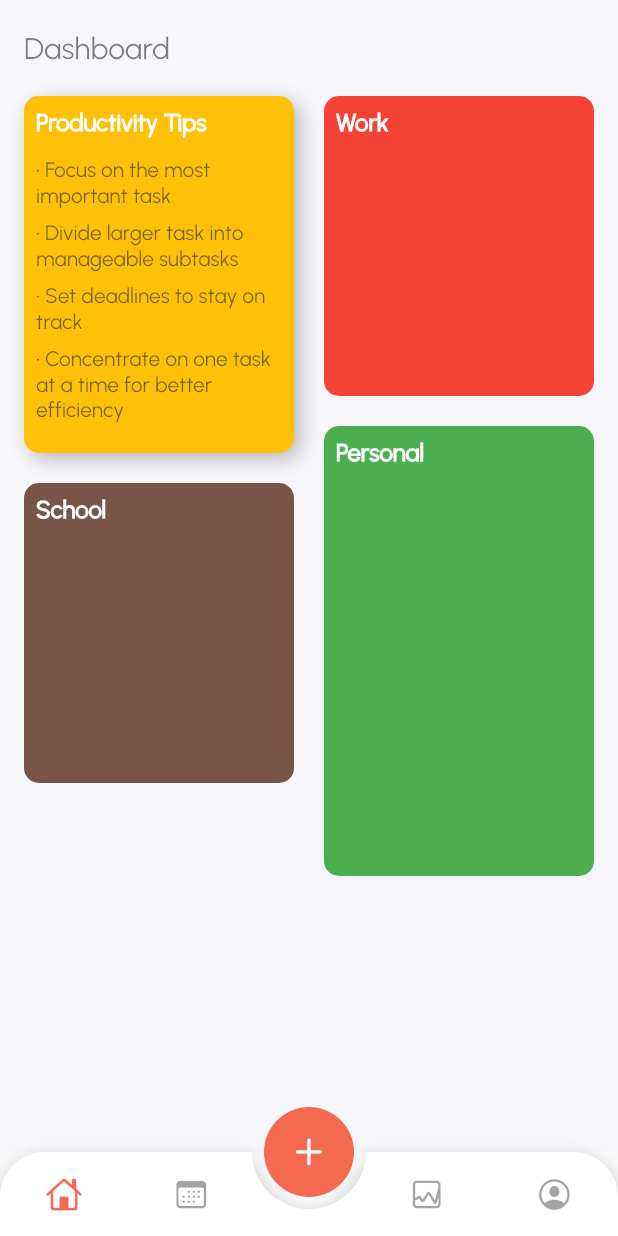
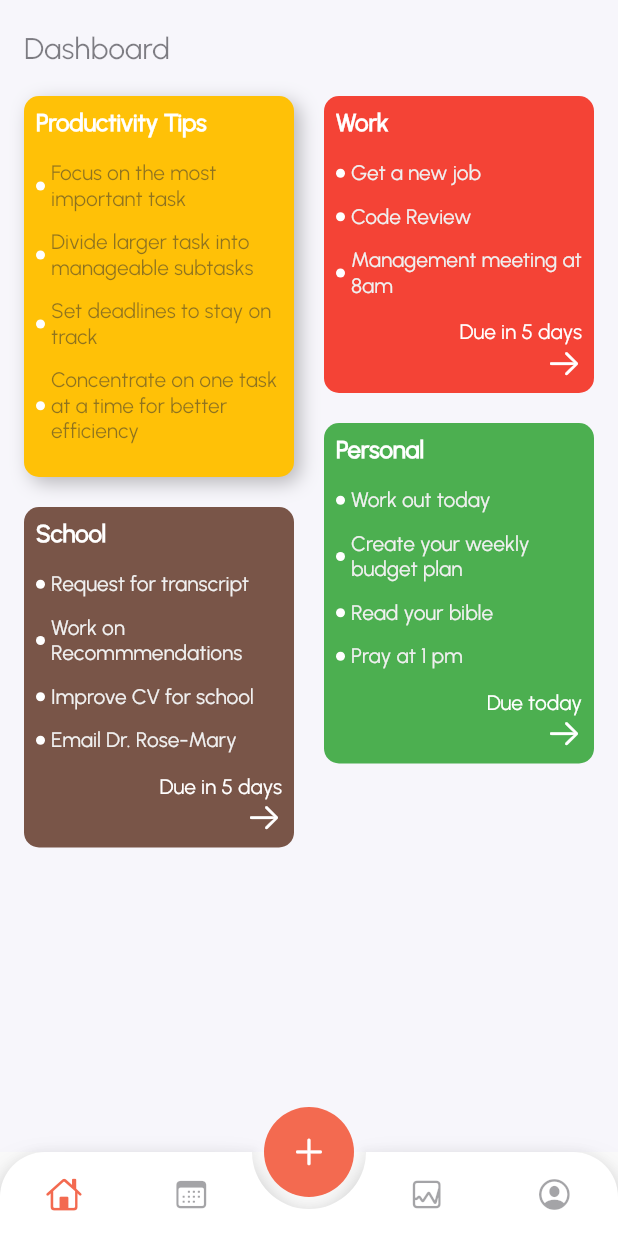
Before and after one commit to Foriwah/todo_application, a Flutter app: the screen it shows after launch, on a phone screen of 412 x 824 dp. Run offline on Flutter 3.47's test engine with Material 3 defaults, Android fonts, the phone set to English and light mode, and no system bars; drawn by our look-alikes of animated_bottom_navigation_bar.

Commit message:
Dashboard boards

```diff
--- a/lib/core/utils/constants.dart
+++ /dev/null
@@ -1,4 +0,0 @@
-
-class Constants {
-  static const String bullet = "\u2022";
-}
--- a/lib/core/utils/custom_colors.dart
+++ b/lib/core/utils/custom_colors.dart
@@ -13,12 +13,12 @@ LIGHT MODE COLOR CODES
 
 */
 
-static Color primaryColor = Color(0xFFF36A50);
-static Color background = Color(0xffF7F6FB);
+static Color primaryColor = const Color(0xFFF36A50);
+static Color background = const Color(0xffF7F6FB);
 static Color secondaryBackgroundLight = const Color(0xFFF5F5F5);
 static Color navyBlue = const Color(0XFF000080);
 static Color darkGray = const Color(0XFF333333);
-
+static Color lightgray = const Color(0XFFF0F0F0);
 
 
 
--- a/lib/core/utils/data_list.dart
+++ b/lib/core/utils/data_list.dart
@@ -1,79 +1,15 @@
+
 import 'package:flutter/material.dart';
-import 'package:my_todo_app/core/utils/custom_colors.dart';
+import 'package:my_todo_app/todo/presentation/pages/dashboard/widgets/personal_board.dart';
+import 'package:my_todo_app/todo/presentation/pages/dashboard/widgets/school_board.dart';
 import 'package:my_todo_app/todo/presentation/pages/dashboard/widgets/tips_container.dart';
-
+import 'package:my_todo_app/todo/presentation/pages/dashboard/widgets/work_board.dart';
 
 List<Widget> gridviwwidgets = [
   const TipsContainer(),
-  Container(
-    height: 200,
-    width: 100,
-    decoration: BoxDecoration(
-      color: Colors.red,
-      borderRadius: BorderRadius.circular(10),
-    ),
-    child: Padding(
-      padding: const EdgeInsets.all(8.0),
-      child: Column(
-        crossAxisAlignment: CrossAxisAlignment.start,
-        children: [
-          Text(
-              'Work',
-              style: TextStyle(
-                  color: CustomColors.genericWhite,
-                  fontSize: 16,
-                  fontWeight: FontWeight.bold),
-            ),
-        ],
-      ),
-    ),
-  ),
-  Container(
-    height: 300,
-    width: 100,
-    decoration: BoxDecoration(
-      color: Colors.green,
-      borderRadius: BorderRadius.circular(10),
-    ),
-    child: Padding(
-      padding: const EdgeInsets.all(8.0),
-      child: Column(
-        crossAxisAlignment: CrossAxisAlignment.start,
-        children: [
-          Text(
-              'Personal',
-              style: TextStyle(
-                  color: CustomColors.genericWhite,
-                  fontSize: 16,
-                  fontWeight: FontWeight.bold),
-            ),
-        ],
-      ),
-    ),
-  ),
-  Container(
-    height: 200,
-    width: 100,
-    decoration: BoxDecoration(
-      color: Colors.brown,
-      borderRadius: BorderRadius.circular(10),
-    ),
-    child: Padding(
-      padding: const EdgeInsets.all(8.0),
-      child: Column(
-        crossAxisAlignment: CrossAxisAlignment.start,
-        children: [
-          Text(
-              'School',
-              style: TextStyle(
-                  color: CustomColors.genericWhite,
-                  fontSize: 16,
-                  fontWeight: FontWeight.bold),
-            ),
-        ],
-      ),
-    ),
-  ),
+  const WorkBoard(),
+  const PersonalBoard(),
+  const SchoolBoard(),
   Container(
     height: 150,
     width: 100,
@@ -88,7 +24,9 @@ List<Widget> gridviwwidgets = [
 
 
 
-List tips =[
+
+
+List tips = [
   'Focus on the most important task',
   'Divide larger task into manageable subtasks',
   'Set deadlines to stay on track',
--- a/lib/todo/domain/repository/todo_repository.dart
+++ b/lib/todo/domain/repository/todo_repository.dart
@@ -3,10 +3,10 @@ import 'package:my_todo_app/todo/domain/models/todo_model.dart';
 
 abstract class TodoRepository{
 
-  // ADD TODO
+  // ADD TODOMODEL
 Future <TodoModel> addTodo(TodoModel todo);
 
-  // EDIT TODO
+  // EDIT TODOMODEL
 Future <TodoModel> editTodo(TodoModel todo);
   // DELETE
 Future <TodoModel> deleteTodo(TodoModel todo);
--- /dev/null
+++ b/lib/todo/presentation/pages/dashboard/widgets/personal_board.dart
@@ -0,0 +1,76 @@
+
+
+
+import 'package:flutter/cupertino.dart';
+import 'package:flutter/material.dart';
+import 'package:my_todo_app/core/utils/custom_colors.dart';
+import 'package:my_todo_app/todo/presentation/pages/dashboard/widgets/tips_text.dart';
+
+class PersonalBoard extends StatelessWidget {
+  const PersonalBoard({
+    super.key,
+  });
+
+  @override
+  Widget build(BuildContext context) {
+    return Container(
+
+      decoration: BoxDecoration(
+        color: Colors.green,
+        borderRadius: BorderRadius.circular(10),
+      ),
+      child: Padding(
+        padding: const EdgeInsets.all(8.0),
+        child: Column(
+          crossAxisAlignment: CrossAxisAlignment.start,
+          children: [
+            Text(
+              'Personal',
+              style: TextStyle(
+                  color: CustomColors.genericWhite,
+                  fontSize: 16,
+                  fontWeight: FontWeight.bold),
+            ),
+            const SizedBox(
+                height: 10,
+              ),
+              TipsTextWidget(
+                text: 'Work out today',
+                color: CustomColors.lightgray,
+              ),
+              TipsTextWidget(
+                text: 'Create your weekly budget plan',
+                color: CustomColors.lightgray,
+              ),
+              TipsTextWidget(
+                text: 'Read your bible',
+                color: CustomColors.lightgray,
+              ),
+              TipsTextWidget(
+                text: 'Pray at 1 pm',
+                color: CustomColors.lightgray,
+              ),
+              const SizedBox(
+                height: 8,
+              ),
+              Align(
+                  alignment: Alignment.bottomRight,
+                  child: Text(
+                    'Due today',
+                    style: TextStyle(
+                      color: CustomColors.genericWhite,
+                    ),
+                  )),
+              Align(
+                 alignment: Alignment.bottomRight,
+                child: Icon(
+                  CupertinoIcons.arrow_right,
+                  color: CustomColors.genericWhite,
+                ),
+              )
+          ],
+        ),
+      ),
+    );
+  }
+}
--- /dev/null
+++ b/lib/todo/presentation/pages/dashboard/widgets/school_board.dart
@@ -0,0 +1,75 @@
+
+
+import 'package:flutter/cupertino.dart';
+import 'package:flutter/material.dart';
+import 'package:my_todo_app/core/utils/custom_colors.dart';
+import 'package:my_todo_app/todo/presentation/pages/dashboard/widgets/tips_text.dart';
+
+class SchoolBoard extends StatelessWidget {
+  const SchoolBoard({
+    super.key,
+  });
+
+  @override
+  Widget build(BuildContext context) {
+    return Container(
+
+      decoration: BoxDecoration(
+        color: Colors.brown,
+        borderRadius: BorderRadius.circular(10),
+      ),
+      child: Padding(
+        padding: const EdgeInsets.all(8.0),
+        child: Column(
+          crossAxisAlignment: CrossAxisAlignment.start,
+          children: [
+            Text(
+              'School',
+              style: TextStyle(
+                  color: CustomColors.genericWhite,
+                  fontSize: 16,
+                  fontWeight: FontWeight.bold),
+            ),
+            const SizedBox(
+                height: 10,
+              ),
+              TipsTextWidget(
+                text: 'Request for transcript',
+                color: CustomColors.lightgray,
+              ),
+              TipsTextWidget(
+                text: 'Work on Recommmendations',
+                color: CustomColors.lightgray,
+              ),
+              TipsTextWidget(
+                text: 'Improve CV for school',
+                color: CustomColors.lightgray,
+              ),
+               TipsTextWidget(
+                text: 'Email Dr. Rose-Mary',
+                color: CustomColors.lightgray,
+              ),
+              const SizedBox(
+                height: 8,
+              ),
+              Align(
+                  alignment: Alignment.bottomRight,
+                  child: Text(
+                    'Due in 5 days',
+                    style: TextStyle(
+                      color: CustomColors.genericWhite,
+                    ),
+                  )),
+              Align(
+                 alignment: Alignment.bottomRight,
+                child: Icon(
+                  CupertinoIcons.arrow_right,
+                  color: CustomColors.genericWhite,
+                ),
+              )
+          ],
+        ),
+      ),
+    );
+  }
+}
--- a/lib/todo/presentation/pages/dashboard/widgets/tips_text.dart
+++ b/lib/todo/presentation/pages/dashboard/widgets/tips_text.dart
@@ -1,20 +1,34 @@
 import 'package:flutter/material.dart';
-import 'package:my_todo_app/core/utils/constants.dart';
 import 'package:my_todo_app/core/utils/custom_colors.dart';
+import 'package:my_todo_app/todo/presentation/widgets/bullet.dart';
 
 class TipsTextWidget extends StatelessWidget {
   final String text;
+  final Color? color;
   const TipsTextWidget({
-    super.key, required this.text,
+    super.key,
+    required this.text,
+    this.color,
   });
 
   @override
   Widget build(BuildContext context) {
     return Padding(
-      padding: const EdgeInsets.symmetric(vertical: 4),
-      child: Text(
-        '${Constants.bullet} $text',
-        style: TextStyle(color: CustomColors.darkGray.withAlpha(170),),
+      padding: const EdgeInsets.symmetric(vertical: 6.0),
+      child: Row(
+        crossAxisAlignment: CrossAxisAlignment.center,
+        children: [
+          const Bullettin(),
+          const SizedBox(width: 4), // Add space between bullet and text
+          Expanded(
+            child: Text(
+              text,
+              style: TextStyle(
+                color: color ?? CustomColors.darkGray.withAlpha(140),
+              ),
+            ),
+          ),
+        ],
       ),
     );
   }
--- /dev/null
+++ b/lib/todo/presentation/pages/dashboard/widgets/work_board.dart
@@ -0,0 +1,72 @@
+
+
+
+
+import 'package:flutter/cupertino.dart';
+import 'package:flutter/material.dart';
+import 'package:my_todo_app/core/utils/custom_colors.dart';
+import 'package:my_todo_app/todo/presentation/pages/dashboard/widgets/tips_text.dart';
+
+class WorkBoard extends StatelessWidget {
+  const WorkBoard({
+    super.key,
+  });
+
+  @override
+  Widget build(BuildContext context) {
+    return Container(
+      decoration: BoxDecoration(
+        color: Colors.red,
+        borderRadius: BorderRadius.circular(10),
+      ),
+      child: Padding(
+        padding: const EdgeInsets.all(8.0),
+        child: Column(
+          crossAxisAlignment: CrossAxisAlignment.start,
+          children: [
+            Text(
+              'Work',
+              style: TextStyle(
+                  color: CustomColors.genericWhite,
+                  fontSize: 16,
+                  fontWeight: FontWeight.bold),
+            ),
+            const SizedBox(
+              height: 10,
+            ),
+            TipsTextWidget(
+              text: 'Get a new job',
+              color: CustomColors.lightgray,
+            ),
+            TipsTextWidget(
+              text: 'Code Review',
+              color: CustomColors.lightgray,
+            ),
+            TipsTextWidget(
+              text: 'Management meeting at 8am',
+              color: CustomColors.lightgray,
+            ),
+            const SizedBox(
+              height: 8,
+            ),
+            Align(
+                alignment: Alignment.bottomRight,
+                child: Text(
+                  'Due in 5 days',
+                  style: TextStyle(
+                    color: CustomColors.genericWhite,
+                  ),
+                )),
+            Align(
+               alignment: Alignment.bottomRight,
+              child: Icon(
+                CupertinoIcons.arrow_right,
+                color: CustomColors.genericWhite,
+              ),
+            )
+          ],
+        ),
+      ),
+    );
+  }
+}
--- a/lib/todo/presentation/widgets/bullet.dart
+++ b/lib/todo/presentation/widgets/bullet.dart
@@ -0,0 +1,16 @@
+import 'package:flutter/material.dart';
+import 'package:my_todo_app/core/utils/custom_colors.dart';
+
+class Bullettin extends StatelessWidget {
+  const Bullettin({
+    super.key,
+  });
+
+  @override
+  Widget build(BuildContext context) {
+    return CircleAvatar(
+      radius: 3,
+      backgroundColor: CustomColors.genericWhite,
+    );
+  }
+}
```
